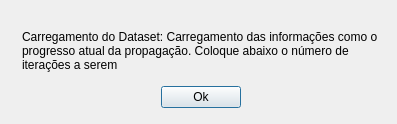
Qt form src/alg/qt/dsetinfo.ui (georgeteodoro/petroiageo) before a commit.
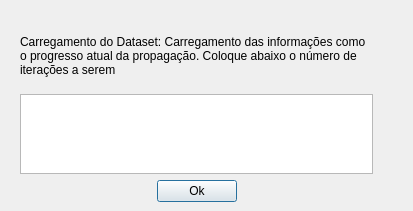
The same form after that commit.

What changed in the file:
```diff
--- a/src/alg/qt/dsetinfo.ui
+++ b/src/alg/qt/dsetinfo.ui
@@ -6,8 +6,8 @@
    <rect>
     <x>0</x>
     <y>0</y>
-    <width>397</width>
-    <height>124</height>
+    <width>413</width>
+    <height>211</height>
    </rect>
   </property>
   <property name="windowTitle">
@@ -16,10 +16,10 @@
   <widget class="QWidget" name="">
    <property name="geometry">
     <rect>
-     <x>22</x>
-     <y>22</y>
-     <width>357</width>
-     <height>86</height>
+     <x>20</x>
+     <y>24</y>
+     <width>353</width>
+     <height>178</height>
     </rect>
    </property>
    <layout class="QVBoxLayout" name="verticalLayout">
@@ -33,6 +33,19 @@
       </property>
      </widget>
     </item>
+    <item>
+     <widget class="QPlainTextEdit" name="logText">
+      <property name="maximumSize">
+       <size>
+        <width>16777215</width>
+        <height>80</height>
+       </size>
+      </property>
+      <property name="readOnly">
+       <bool>true</bool>
+      </property>
+     </widget>
+    </item>
     <item>
      <layout class="QHBoxLayout" name="horizontalLayout">
       <item>
```
Left out of the diff: 2 changed lines with no effect on the pictures.
